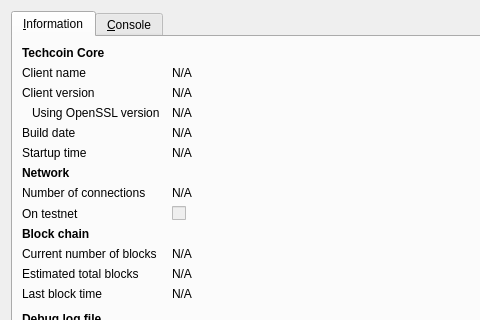
Old version of the form src/qt/forms/rpcconsole.ui in the repository techcoincommunity/techcoin; both pictures show x 0 to 480 and y 0 to 320 of the 740 by 450 pixel window.
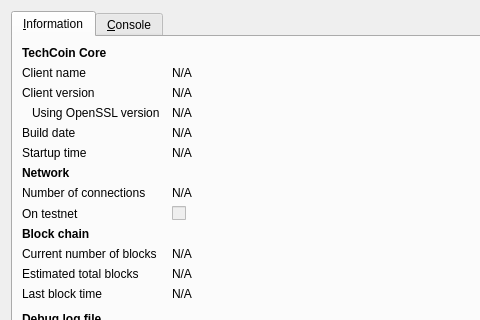
New version of the form. Icons and pictures are not drawn.

Diff of the .ui file:
```diff
--- a/src/qt/forms/rpcconsole.ui
+++ b/src/qt/forms/rpcconsole.ui
@@ -36,7 +36,7 @@
           </font>
          </property>
          <property name="text">
-          <string>Techcoin Core</string>
+          <string>TechCoin Core</string>
          </property>
         </widget>
        </item>
```
Left out of the diff: 6 changed lines with no effect on the pictures.
